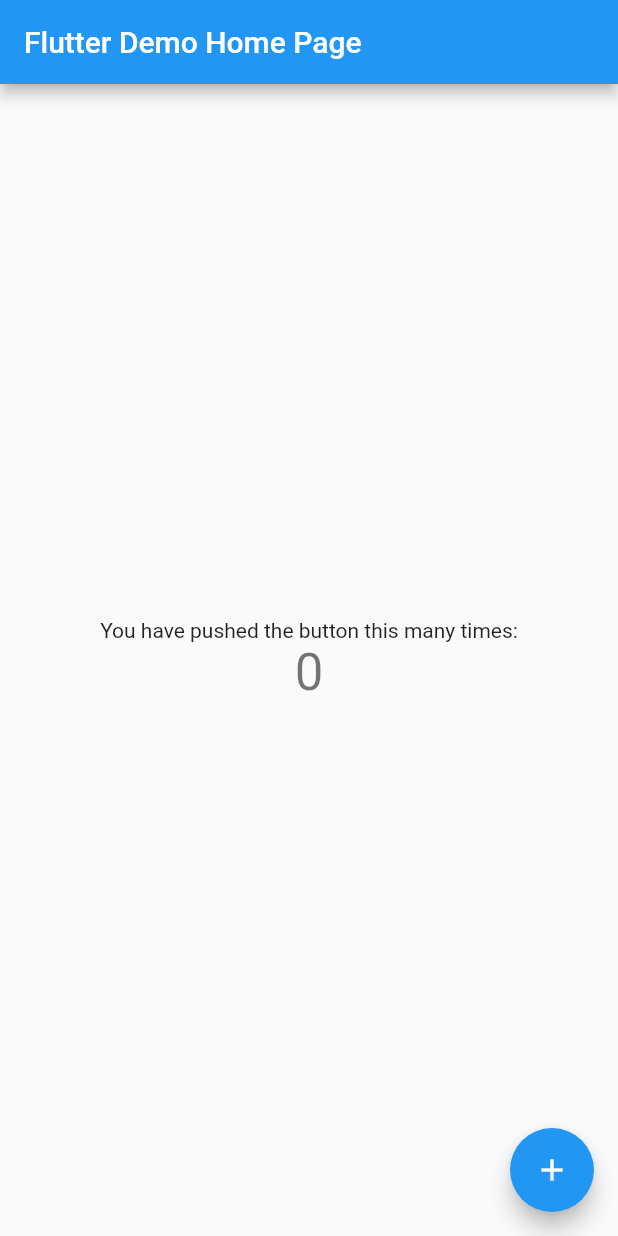
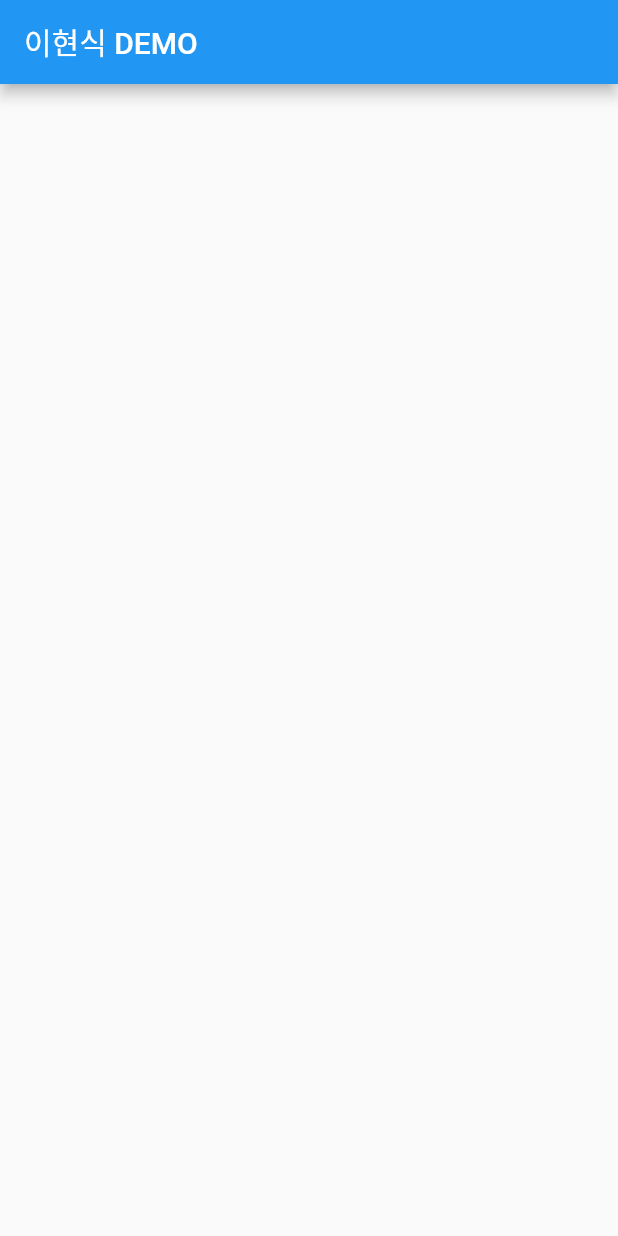
Before and after one commit to hyounsik/leehs_brandi, a Flutter app: the screen it shows after launch, on a phone screen of 412 x 824 dp. Run offline on Flutter 3.47's test engine with Material 2 defaults, Android fonts, the phone set to English and light mode, and no system bars; our stand-ins replace connectivity_plus, get_it, routemaster, rxdart, stack_trace.

Commit message:
feat: home page

```diff
--- a/lib/app.dart
+++ b/lib/app.dart
@@ -1,6 +1,7 @@
 import 'package:flutter/material.dart';
 
 import 'package:leehs_brandi/globals.dart';
+import 'package:leehs_brandi/views/views.dart';
 import 'package:rxdart/rxdart.dart';
 
 class App extends StatefulWidget {
@@ -12,24 +13,6 @@
 
 class _AppState extends State<App> {
   @override
-  void didChangeAppLifecycleState(AppLifecycleState state) {
-    switch (state) {
-      case AppLifecycleState.resumed:
-        l.info(this, "app in resumed");
-        break;
-      case AppLifecycleState.inactive:
-        l.info(this, "app in inactive");
-        break;
-      case AppLifecycleState.paused:
-        l.info(this, "app in paused");
-        break;
-      case AppLifecycleState.detached:
-        l.info(this, "app in detached");
-        break;
-    }
-  }
-
-  @override
   Widget build(BuildContext context) {
     return StreamBuilder<List>(
         stream: Rx.combineLatest2<ThemeData, RoutemasterDelegate, List>(
@@ -37,7 +20,7 @@
             route.routerDelegate,
             (themeData, routeDelegate) => [themeData, routeDelegate]),
         builder: (context, snapshot) {
-          if (!snapshot.hasData) return Container();
+          if (!snapshot.hasData) return const SplashScreen();
           final themeData = snapshot.data![0] as ThemeData;
           final routerDelegate = snapshot.data![1] as RoutemasterDelegate;
           return MaterialApp.router(
--- a/lib/blocs/blocs.dart
+++ b/lib/blocs/blocs.dart
@@ -1 +1,2 @@
 export 'disposable.dart';
+export 'app_global_bloc.dart';
--- a/lib/globals.dart
+++ b/lib/globals.dart
@@ -1,10 +1,12 @@
 import 'package:leehs_brandi/locator/locator.dart';
 import 'package:leehs_brandi/envs/environment.dart';
 import 'package:leehs_brandi/routes/route.dart';
-import 'package:leehs_brandi/styles/styles.dart';
 
 import 'services/services.dart';
 
+export 'package:leehs_brandi/styles/styles.dart';
+export 'package:leehs_brandi/locator/locator.dart';
+export 'package:leehs_brandi/blocs/blocs.dart';
 export 'package:routemaster/routemaster.dart';
 
 final env = locator<Environment>();
--- a/lib/main.dart
+++ b/lib/main.dart
@@ -1,115 +1,28 @@
+import 'dart:async';
+
 import 'package:flutter/material.dart';
+import 'package:leehs_brandi/app.dart';
+import 'package:leehs_brandi/globals.dart';
+import 'package:leehs_brandi/views/splash_screen.dart';
+import 'package:provider/provider.dart';
 
-void main() {
-  runApp(const MyApp());
+void main() async {
+  runZonedGuarded<Future<void>>(() async {
+    WidgetsFlutterBinding.ensureInitialized();
+
+    registeGlobals();
+
+    runApp(
+      FutureBuilder<void>(
+          future: locator.allReady(),
+          builder: (_, snapshot) {
+            if (snapshot.hasError) throw snapshot.error ?? Exception('main');
+            if (!snapshot.hasData) return const SplashScreen();
+            return Provider<AppGlobalBloc>(
+                dispose: (_, x) => x.dispose(),
+                create: (_) => AppGlobalBloc(),
+                child: const App());
+          }),
+    );
+  }, (error, stackTrace) {});
 }
-
-class MyApp extends StatelessWidget {
-  const MyApp({super.key});
-
-  // This widget is the root of your application.
-  @override
-  Widget build(BuildContext context) {
-    return MaterialApp(
-      title: 'LeeHS-Brandi',
-      theme: ThemeData(
-        // This is the theme of your application.
-        //
-        // Try running your application with "flutter run". You'll see the
-        // application has a blue toolbar. Then, without quitting the app, try
-        // changing the primarySwatch below to Colors.green and then invoke
-        // "hot reload" (press "r" in the console where you ran "flutter run",
-        // or simply save your changes to "hot reload" in a Flutter IDE).
-        // Notice that the counter didn't reset back to zero; the application
-        // is not restarted.
-        primarySwatch: Colors.blue,
-      ),
-      home: const MyHomePage(title: 'Flutter Demo Home Page'),
-    );
-  }
-}
-
-class MyHomePage extends StatefulWidget {
-  const MyHomePage({super.key, required this.title});
-
-  // This widget is the home page of your application. It is stateful, meaning
-  // that it has a State object (defined below) that contains fields that affect
-  // how it looks.
-
-  // This class is the configuration for the state. It holds the values (in this
-  // case the title) provided by the parent (in this case the App widget) and
-  // used by the build method of the State. Fields in a Widget subclass are
-  // always marked "final".
-
-  final String title;
-
-  @override
-  State<MyHomePage> createState() => _MyHomePageState();
-}
-
-class _MyHomePageState extends State<MyHomePage> {
-  int _counter = 0;
-
-  void _incrementCounter() {
-    setState(() {
-      // This call to setState tells the Flutter framework that something has
-      // changed in this State, which causes it to rerun the build method below
-      // so that the display can reflect the updated values. If we changed
-      // _counter without calling setState(), then the build method would not be
-      // called again, and so nothing would appear to happen.
-      _counter++;
-    });
-  }
-
-  @override
-  Widget build(BuildContext context) {
-    // This method is rerun every time setState is called, for instance as done
-    // by the _incrementCounter method above.
-    //
-    // The Flutter framework has been optimized to make rerunning build methods
-    // fast, so that you can just rebuild anything that needs updating rather
-    // than having to individually change instances of widgets.
-    return Scaffold(
-      appBar: AppBar(
-        // Here we take the value from the MyHomePage object that was created by
-        // the App.build method, and use it to set our appbar title.
-        title: Text(widget.title),
-      ),
-      body: Center(
-        // Center is a layout widget. It takes a single child and positions it
-        // in the middle of the parent.
-        child: Column(
-          // Column is also a layout widget. It takes a list of children and
-          // arranges them vertically. By default, it sizes itself to fit its
-          // children horizontally, and tries to be as tall as its parent.
-          //
-          // Invoke "debug painting" (press "p" in the console, choose the
-          // "Toggle Debug Paint" action from the Flutter Inspector in Android
-          // Studio, or the "Toggle Debug Paint" command in Visual Studio Code)
-          // to see the wireframe for each widget.
-          //
-          // Column has various properties to control how it sizes itself and
-          // how it positions its children. Here we use mainAxisAlignment to
-          // center the children vertically; the main axis here is the vertical
-          // axis because Columns are vertical (the cross axis would be
-          // horizontal).
-          mainAxisAlignment: MainAxisAlignment.center,
-          children: <Widget>[
-            const Text(
-              'You have pushed the button this many times:',
-            ),
-            Text(
-              '$_counter',
-              style: Theme.of(context).textTheme.headline4,
-            ),
-          ],
-        ),
-      ),
-      floatingActionButton: FloatingActionButton(
-        onPressed: _incrementCounter,
-        tooltip: 'Increment',
-        child: const Icon(Icons.add),
-      ), // This trailing comma makes auto-formatting nicer for build methods.
-    );
-  }
-}
--- a/lib/routes/route.dart
+++ b/lib/routes/route.dart
@@ -1,4 +1,5 @@
 import 'package:flutter/material.dart';
+import 'package:leehs_brandi/views/views.dart';
 import 'package:routemaster/routemaster.dart';
 import 'package:rxdart/rxdart.dart';
 
@@ -7,7 +8,7 @@
   static AppRoute get instance => _instance;
 
   late final initStateRouteMap = RouteMap(
-      onUnknownRoute: (_) => MaterialPage(child: Container()),
+      onUnknownRoute: (_) => const MaterialPage(child: SplashScreen()),
       routes: const {});
 
   late final _routerDelegate = BehaviorSubject<RoutemasterDelegate>.seeded(
@@ -22,7 +23,7 @@
         routesBuilder: (_) =>
             RouteMap(onUnknownRoute: (_) => const Redirect('/'), routes: {
               '/': (_) {
-                return MaterialPage(name: 'home', child: Container());
+                return const MaterialPage(name: 'home', child: AppHome());
               }
             }));
 
--- a/lib/services/theme_service.dart
+++ b/lib/services/theme_service.dart
@@ -21,7 +21,7 @@
       _platformBrightness.stream.distinct();
   Brightness get currentPlatformBrightness => _platformBrightness.value;
 
-  final _themeData = BehaviorSubject<ThemeData>.seeded(ThemeData.dark());
+  final _themeData = BehaviorSubject<ThemeData>.seeded(ThemeData.light());
   Stream<ThemeData> get themeData => _themeData.stream;
   ThemeData get currentThemeData => _themeData.value;
   AppTextTheme get currentTextTheme =>
--- /dev/null
+++ b/lib/views/home.dart
@@ -0,0 +1,26 @@
+import 'package:flutter/material.dart';
+import 'package:flutter/src/widgets/container.dart';
+import 'package:flutter/src/widgets/framework.dart';
+
+class AppHome extends StatefulWidget {
+  const AppHome({super.key});
+
+  @override
+  State<AppHome> createState() => _AppHomeState();
+}
+
+class _AppHomeState extends State<AppHome> {
+  @override
+  Widget build(BuildContext context) {
+    return Scaffold(
+      appBar: AppBar(title: const Text('이현식 DEMO')),
+      body: SafeArea(
+        child: StreamBuilder(
+          builder: (context, snapshot) {
+            return Container();
+          },
+        ),
+      ),
+    );
+  }
+}
--- /dev/null
+++ b/lib/views/views.dart
@@ -0,0 +1,2 @@
+export 'splash_screen.dart';
+export 'home.dart';
```
Also changed, not shown: lib/blocs/app_global_bloc.dart (added, +8 -0 lines), lib/views/splash_screen.dart (added, +12 -0 lines), 3 other files.
